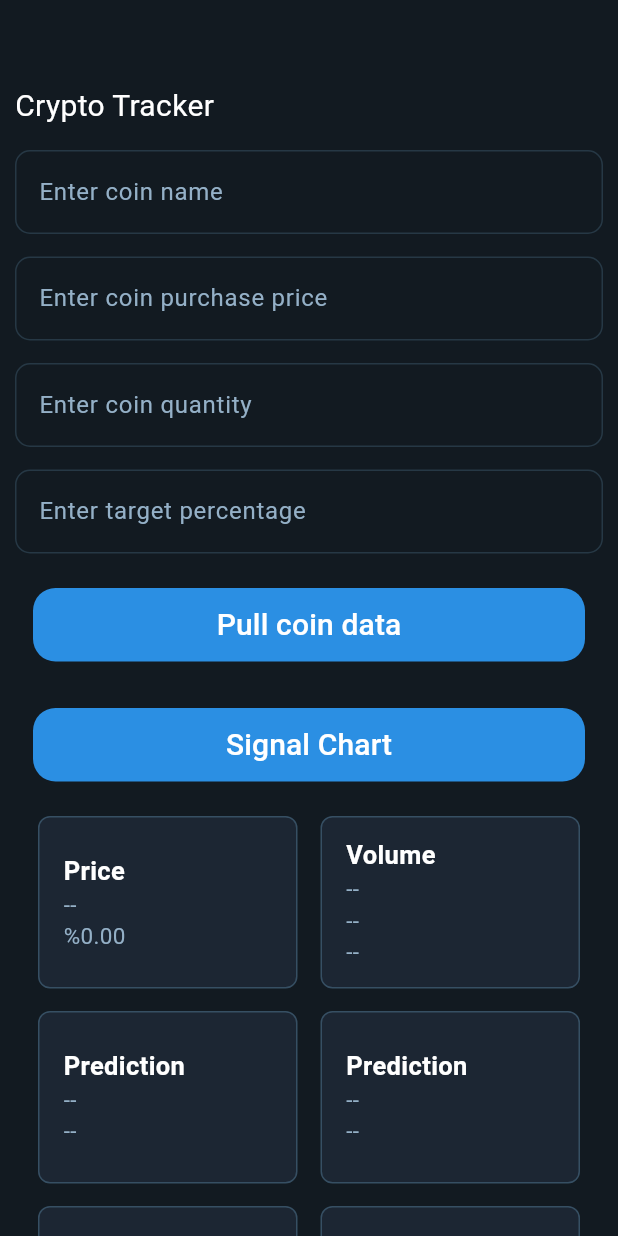
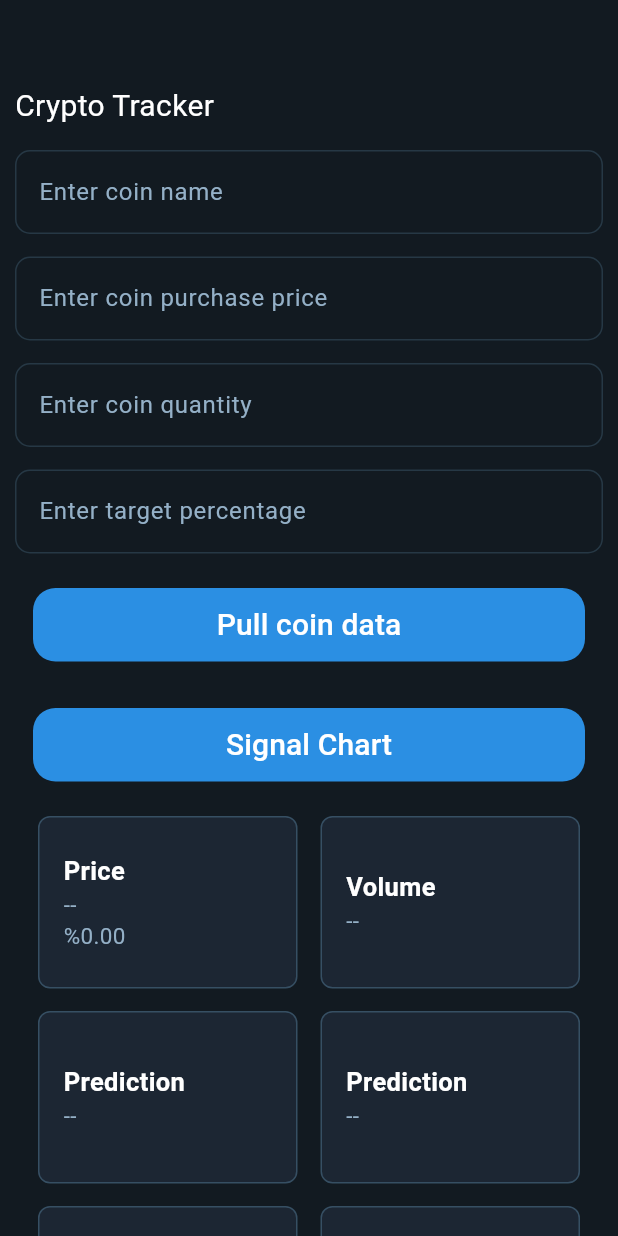
Before and after one commit to ahmedns95/coin-tracker-application, a Flutter app: the screen it shows after launch, on a phone screen of 412 x 824 dp. Run offline on Flutter 3.47's test engine with Material 3 defaults, Android fonts, the phone set to English and light mode, and no system bars; our stand-ins replace fl_chart.

Commit message:
overall updates

```diff
--- a/lib/global_widgets/app_data_container.dart
+++ b/lib/global_widgets/app_data_container.dart
@@ -34,14 +34,14 @@ class AppDataContainer extends StatelessWidget {
             fontSize: 15,
             fontColor: AppColors.kTextSecondaryFiled,
           ),
-          subtitle2 == null
+          subtitle2 == null ||subtitle2 == "0.00"||subtitle2 == "--"
               ? SizedBox.shrink()
               : AppText(
                   title: subtitle2,
                   fontSize: 15,
                   fontColor: AppColors.kTextSecondaryFiled,
                 ),
-          subtitle3 == null
+          subtitle3 == null ||subtitle2 == "0.00"||subtitle2 == "--"
               ? SizedBox.shrink()
               : AppText(
                   title: subtitle3,
--- a/lib/main.dart
+++ b/lib/main.dart
@@ -383,6 +383,9 @@ class _MyHomePageState extends State<MyHomePage> {
                     subtitle2: priceVolumeSellUp().toStringAsFixed(2) == "0.00"
                         ? "--"
                         : "\$${priceVolumeSellUp().toStringAsFixed(2)}",
+                    subtitle3:    priceVolumeSellDown().toStringAsFixed(2) == "0.00"
+                        ? "--"
+                        : "\$${(priceVolumeSellUp()-purchaseVolume()).toStringAsFixed(2)}",
                   ),
                   AppDataContainer(
                     title:
@@ -395,6 +398,9 @@ class _MyHomePageState extends State<MyHomePage> {
                         priceVolumeSellDown().toStringAsFixed(2) == "0.00"
                             ? "--"
                             : "\$${priceVolumeSellDown().toStringAsFixed(2)}",
+                    subtitle3: priceVolumeSellDown().toStringAsFixed(2) == "0.00"
+                        ? "--"
+                        : "\$${(priceVolumeSellDown()-purchaseVolume()).toStringAsFixed(2)}",
                   ),
                 ],
               ),
```
